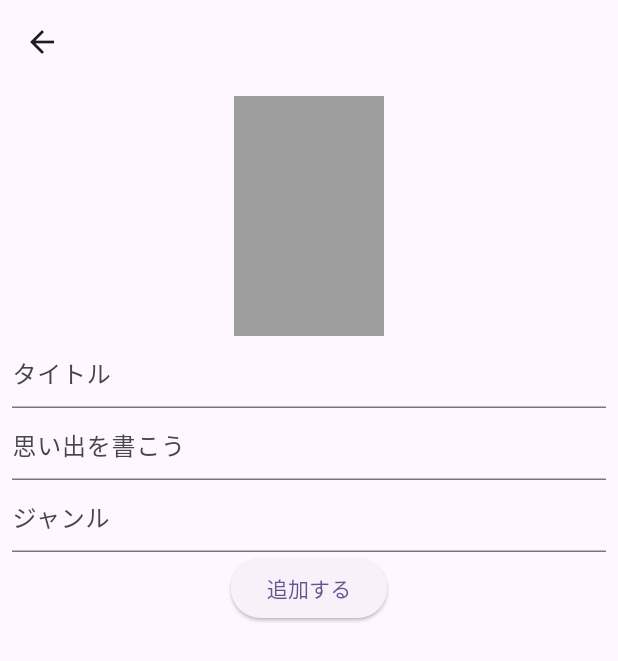
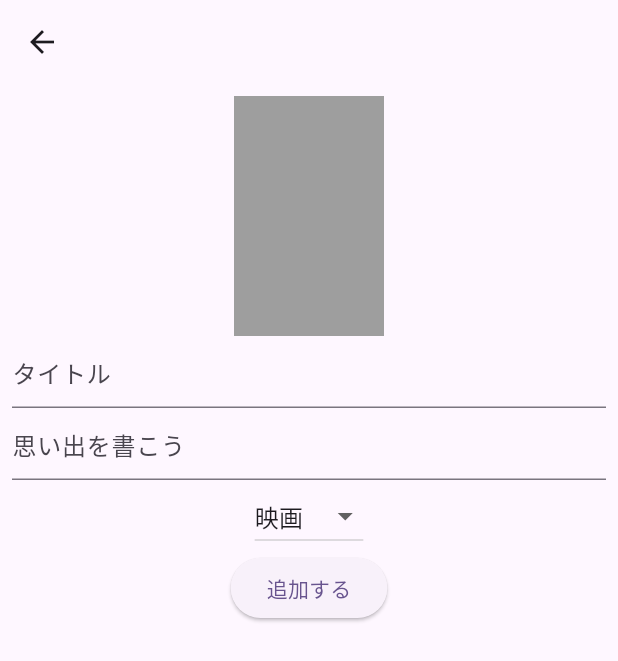
Before and after one commit to daichi-miyajima/instagram_app, a Flutter app: the screen it shows after launch, after a tap on the "add" icon, on a phone screen of 412 x 824 dp. Shown: the top 661 px of the screen. Run offline on Flutter 3.47's test engine with Material 3 defaults, Android fonts, the phone set to English and light mode, and no system bars; our stand-ins replace cloud_firestore, firebase_auth, firebase_core, firebase_storage, image_picker; accounts and stored records are empty; network calls fail.

Commit message:
ジャンルをセレクトボックスで選択できるようにする

```diff
--- a/lib/add/add_model.dart
+++ b/lib/add/add_model.dart
@@ -12,7 +12,7 @@ class AddModel extends ChangeNotifier {
   String title = '';
   String description = '';
   File? imageFile;
-  String genre = '';
+  String genre = 'movie';
 
   List<Feeds> feeds = [];
 
@@ -64,4 +64,8 @@ class AddModel extends ChangeNotifier {
     this.feeds = feeds;
     notifyListeners();
   }
+
+  void setGenre(String value) {
+    this.genre = value;
+  }
 }
--- a/lib/add/add_page.dart
+++ b/lib/add/add_page.dart
@@ -47,13 +47,27 @@ class AddPage extends StatelessWidget {
                   addModel.description = text;
                 },
               ),
-              TextField(
-                decoration: const InputDecoration(
-                  hintText: 'ジャンル',
-                ),
-                onChanged: (text) {
-                  addModel.genre = text;
+              DropdownButton(
+                items: const [
+                  DropdownMenuItem(
+                    child: Text('映画'),
+                    value: 'movie',
+                  ),
+                  DropdownMenuItem(
+                    child: Text('旅行'),
+                    value: 'travel',
+                  ),
+                  DropdownMenuItem(
+                    child: Text('サウナ'),
+                    value: 'sauna',
+                  ),
+                ],
+                onChanged: (String? value) {
+                  addModel.setGenre(value!);
+                  addModel.fetchFirebaseData();
                 },
+                //7
+                value: addModel.genre,
               ),
               ElevatedButton(
                 onPressed: () async {
--- a/lib/main/main.dart
+++ b/lib/main/main.dart
@@ -51,7 +51,7 @@ class MyHomePage extends StatelessWidget {
   Widget build(BuildContext context) {
     return Scaffold(
       appBar: AppBar(
-        title: const Text('ベストカルチャー'),
+        title: const Text('TalkBest'),
         actions: [
           IconButton(
             onPressed: () async {
```
